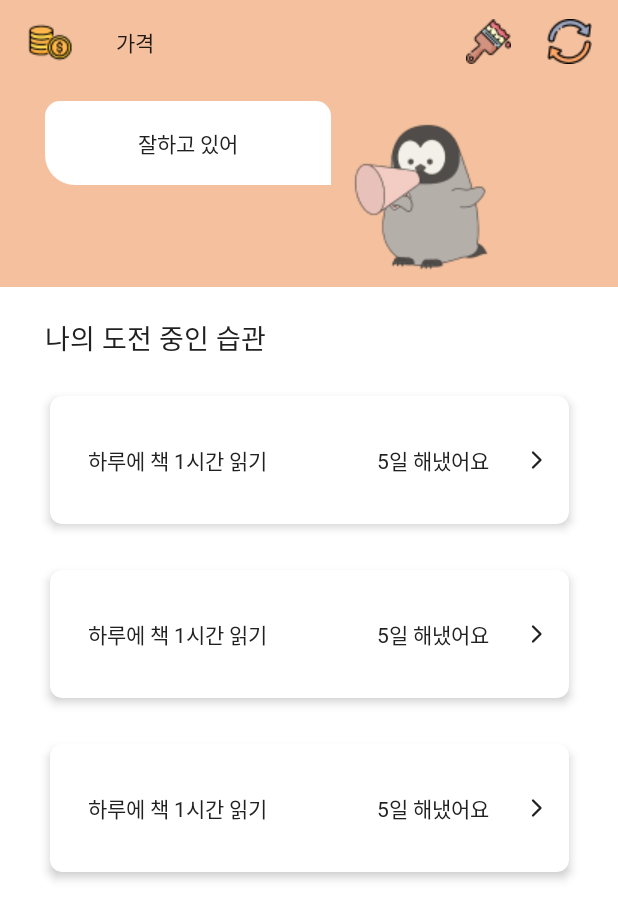
After one commit to sohyun127/TwoOne, an Android app: the layout activity_home.xml on its own in the app's theme, with its tools: preview values and no code run, on a phone screen of 412 x 824 dp. The commit adds this screen. Shown: the top 919 px of the screen. Run offline under Robolectric (Android 15) with nearby library versions, the phone set to English and light mode, and no system bars.

Commit message:
[FEAT] home view ui

```diff
--- a/app/src/main/AndroidManifest.xml
+++ b/app/src/main/AndroidManifest.xml
@@ -16,6 +16,10 @@
             android:windowSoftInputMode="adjustResize"
             android:exported="true"/>
         <activity
+            android:name=".presentation.home.HomeActivity"
+            android:windowSoftInputMode="adjustResize"
+            android:exported="true"/>
+        <activity
             android:name=".OnBoardingActivity"
             android:exported="true"
             android:windowSoftInputMode="adjustResize">
--- /dev/null
+++ b/app/src/main/java/com/example/twoone/presentation/home/HomeActivity.java
@@ -0,0 +1,20 @@
+package com.example.twoone.presentation.home;
+
+import android.os.Bundle;
+
+import androidx.annotation.Nullable;
+import androidx.appcompat.app.AppCompatActivity;
+
+import com.example.twoone.databinding.ActivityHomeBinding;
+
+public class HomeActivity extends AppCompatActivity {
+
+    private ActivityHomeBinding binding;
+
+    @Override
+    protected void onCreate(@Nullable Bundle savedInstanceState) {
+        super.onCreate(savedInstanceState);
+        binding = ActivityHomeBinding.inflate(getLayoutInflater());
+        setContentView(binding.getRoot());
+    }
+}
--- a/app/src/main/java/com/example/twoone/presentation/onboarding/ChallengeActivity.java
+++ b/app/src/main/java/com/example/twoone/presentation/onboarding/ChallengeActivity.java
@@ -1,16 +1,20 @@
 package com.example.twoone.presentation.onboarding;
 
+import android.content.Intent;
 import android.os.Bundle;
 import android.text.Editable;
 import android.text.TextWatcher;
+import android.view.View;
 import android.view.WindowManager;
 
 import androidx.annotation.Nullable;
 import androidx.appcompat.app.AppCompatActivity;
 
+import com.example.twoone.R;
 import com.example.twoone.databinding.ActivityChallengeBinding;
+import com.example.twoone.presentation.home.HomeActivity;
 
-public class ChallengeActivity extends AppCompatActivity {
+public class ChallengeActivity extends AppCompatActivity implements View.OnClickListener {
 
     private ActivityChallengeBinding binding;
 
@@ -19,6 +23,8 @@ public class ChallengeActivity extends AppCompatActivity {
         super.onCreate(savedInstanceState);
         binding = ActivityChallengeBinding.inflate(getLayoutInflater());
         setContentView(binding.getRoot());
+
+        binding.btnChallenge.setOnClickListener(this);
 
         //edit text 글자수 세는 리스너
         binding.etChallengeInput.addTextChangedListener(new TextWatcher() {
@@ -40,4 +46,15 @@ public class ChallengeActivity extends AppCompatActivity {
         });
 
     }
+
+    @Override
+    public void onClick(View v) {
+
+        switch (v.getId()){
+            case R.id.btn_challenge:
+                startActivity(new Intent(this, HomeActivity.class));
+                finish();
+        }
+
+    }
 }
--- /dev/null
+++ b/app/src/main/res/drawable/ic_next.xml
@@ -0,0 +1,13 @@
+<vector xmlns:android="http://schemas.android.com/apk/res/android"
+    android:width="36dp"
+    android:height="36dp"
+    android:viewportWidth="36"
+    android:viewportHeight="36">
+  <path
+      android:pathData="M16,13L21,18L16,23"
+      android:strokeLineJoin="round"
+      android:strokeWidth="1.5"
+      android:fillColor="#00000000"
+      android:strokeColor="#212124"
+      android:strokeLineCap="round"/>
+</vector>
--- /dev/null
+++ b/app/src/main/res/drawable/rectangle_gray7_radius_8.xml
@@ -0,0 +1,6 @@
+<?xml version="1.0" encoding="utf-8"?>
+<shape xmlns:android="http://schemas.android.com/apk/res/android"
+    android:shape="rectangle">
+    <solid android:color="@color/color_gray_300" />
+    <corners android:radius="8dp" />
+</shape>
--- /dev/null
+++ b/app/src/main/res/drawable/rectangle_radius_10_corner.xml
@@ -0,0 +1,10 @@
+<?xml version="1.0" encoding="utf-8"?>
+<shape xmlns:android="http://schemas.android.com/apk/res/android"
+    android:shape="rectangle">
+    <corners
+        android:bottomLeftRadius="20dp"
+        android:bottomRightRadius="0dp"
+        android:topLeftRadius="10dp"
+        android:topRightRadius="10dp" />
+    <solid android:color="@color/white" />
+</shape>
--- /dev/null
+++ b/app/src/main/res/layout/activity_home.xml
@@ -0,0 +1,80 @@
+<?xml version="1.0" encoding="utf-8"?>
+<androidx.constraintlayout.widget.ConstraintLayout xmlns:android="http://schemas.android.com/apk/res/android"
+    xmlns:app="http://schemas.android.com/apk/res-auto"
+    android:layout_width="match_parent"
+    android:layout_height="match_parent"
+    xmlns:tools="http://schemas.android.com/tools">
+
+
+    <androidx.constraintlayout.widget.ConstraintLayout
+        android:id="@+id/layout_home_top"
+        android:layout_width="match_parent"
+        android:layout_height="wrap_content"
+        android:background="@color/color_main2"
+        app:layout_constraintTop_toTopOf="parent">
+
+        <androidx.appcompat.widget.Toolbar
+            android:id="@+id/tb_home_tool_Bar"
+            android:layout_width="match_parent"
+            android:layout_height="wrap_content"
+            android:layout_marginHorizontal="5dp"
+            app:layout_constraintTop_toTopOf="parent"
+            app:menu="@menu/menu_home_toolbar"
+            app:navigationIcon="@drawable/ic_coin2"
+            app:title="가격"
+            app:titleTextAppearance="@style/TextAppearance.AppCompat.body1" />
+
+        <TextView
+            android:id="@+id/tv_home_comment"
+            android:layout_width="wrap_content"
+            android:layout_height="wrap_content"
+            android:layout_marginStart="30dp"
+            android:layout_marginTop="11dp"
+            android:background="@drawable/rectangle_radius_10_corner"
+            android:paddingHorizontal="62dp"
+            android:paddingVertical="17dp"
+            android:text="@string/home_comment"
+            android:textColor="@color/color_gray_900"
+            app:layout_constraintStart_toStartOf="parent"
+            app:layout_constraintTop_toBottomOf="@id/tb_home_tool_Bar" />
+
+        <ImageView
+            android:layout_width="wrap_content"
+            android:layout_height="wrap_content"
+            android:layout_marginStart="10dp"
+            android:layout_marginTop="25dp"
+            android:layout_marginBottom="10dp"
+            android:src="@drawable/img_penguin1"
+            app:layout_constraintBottom_toBottomOf="parent"
+            app:layout_constraintStart_toEndOf="@id/tv_home_comment"
+            app:layout_constraintTop_toBottomOf="@id/tb_home_tool_Bar" />
+
+    </androidx.constraintlayout.widget.ConstraintLayout>
+
+    <TextView
+        android:id="@+id/tv_home_title"
+        android:layout_width="match_parent"
+        android:layout_height="wrap_content"
+        app:layout_constraintTop_toBottomOf="@id/layout_home_top"
+        android:text="@string/home_title"
+        android:textAppearance="@style/TextAppearance.AppCompat.title1"
+        android:textColor="@color/color_gray_900"
+        android:layout_marginHorizontal="30dp"
+        android:layout_marginTop="20dp"
+        />
+
+    <androidx.recyclerview.widget.RecyclerView
+        android:id="@+id/rv_home"
+        android:layout_marginTop="10dp"
+        android:layout_width="wrap_content"
+        app:layout_constraintStart_toStartOf="parent"
+        app:layout_constraintEnd_toEndOf="parent"
+        android:layout_height="0dp"
+        app:layout_constraintTop_toBottomOf="@id/tv_home_title"
+        app:layout_constraintBottom_toBottomOf="parent"
+        app:layoutManager="androidx.recyclerview.widget.LinearLayoutManager"
+        tools:listitem="@layout/item_home"
+
+        />
+
+</androidx.constraintlayout.widget.ConstraintLayout>
--- /dev/null
+++ b/app/src/main/res/layout/item_home.xml
@@ -0,0 +1,51 @@
+<?xml version="1.0" encoding="utf-8"?>
+<androidx.constraintlayout.widget.ConstraintLayout xmlns:android="http://schemas.android.com/apk/res/android"
+    xmlns:app="http://schemas.android.com/apk/res-auto"
+    xmlns:tools="http://schemas.android.com/tools"
+    android:layout_width="wrap_content"
+    android:layout_height="wrap_content"
+    android:background="@drawable/rectangle_gray7_radius_8"
+    android:backgroundTint="@color/white"
+    android:clipToOutline="true"
+    android:elevation="4dp"
+    android:layout_marginVertical="15dp"
+    android:layout_marginHorizontal="30dp">
+
+    <TextView
+        android:id="@+id/tv_item_home_title"
+        android:layout_width="wrap_content"
+        android:layout_height="wrap_content"
+        android:layout_marginVertical="32dp"
+        android:layout_marginStart="25dp"
+        android:textAppearance="@style/TextAppearance.AppCompat.sub_title"
+        android:textColor="@color/color_gray_900"
+        app:layout_constraintBottom_toBottomOf="parent"
+        app:layout_constraintStart_toStartOf="parent"
+        app:layout_constraintTop_toTopOf="parent"
+        tools:text="@string/item_home_title" />
+
+    <TextView
+        android:id="@+id/tv_item_home_detail"
+        android:layout_width="wrap_content"
+        android:layout_height="wrap_content"
+        android:layout_marginVertical="32dp"
+        android:layout_marginStart="20dp"
+        android:text="@string/item_home_detail"
+        android:textAppearance="@style/TextAppearance.AppCompat.sub_title"
+        android:textColor="@color/color_gray_900"
+        app:layout_constraintEnd_toEndOf="parent"
+        app:layout_constraintStart_toEndOf="@id/tv_item_home_title"
+        app:layout_constraintTop_toTopOf="parent" />
+
+    <ImageView
+        android:layout_width="wrap_content"
+        android:layout_height="wrap_content"
+        android:layout_marginStart="13dp"
+        android:layout_marginEnd="4dp"
+        android:src="@drawable/ic_next"
+        app:layout_constraintBottom_toBottomOf="parent"
+        app:layout_constraintEnd_toEndOf="parent"
+        app:layout_constraintStart_toEndOf="@id/tv_item_home_detail"
+        app:layout_constraintTop_toTopOf="parent" />
+
+</androidx.constraintlayout.widget.ConstraintLayout>
--- /dev/null
+++ b/app/src/main/res/menu/menu_home_toolbar.xml
@@ -0,0 +1,14 @@
+<?xml version="1.0" encoding="utf-8"?>
+<menu xmlns:android="http://schemas.android.com/apk/res/android"
+    xmlns:app="http://schemas.android.com/apk/res-auto">
+
+    <item
+        android:icon="@drawable/ic_store"
+        android:title="상점"
+        app:showAsAction="always" />
+    <item
+        android:icon="@drawable/ic_save"
+        android:title="습관 저장소"
+        app:showAsAction="always" />
+
+</menu>
--- a/app/src/main/res/values/strings.xml
+++ b/app/src/main/res/values/strings.xml
@@ -6,4 +6,8 @@
     <string name="challenge_hint">ex) 하루에 책 1시간 읽기</string>
     <string name="challenge_count">(0/15)</string>
     <string name="challenge_btn">완료</string>
+    <string name="home_comment">잘하고 있어</string>
+    <string name="home_title">나의 도전 중인 습관</string>
+    <string name="item_home_title">하루에 책 1시간 읽기</string>
+    <string name="item_home_detail">5일 해냈어요</string>
 </resources>
```
Also changed, not shown: app/src/main/res/drawable/ic_coin1.png (deleted), app/src/main/res/drawable/ic_coin2.png, app/src/main/res/drawable/ic_save.png, app/src/main/res/drawable/ic_store.png, app/src/main/res/drawable/img_penguin1.png (added).
